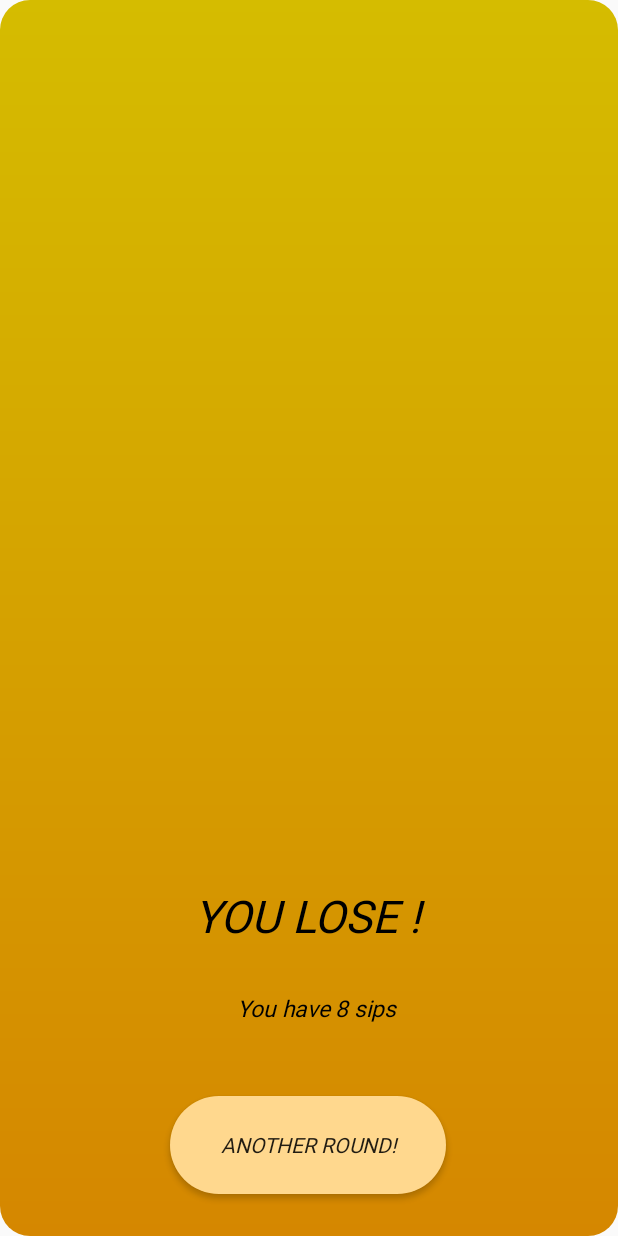
After one commit to Term164/RNG_Drinks, an Android app: the layout activity_pop.xml on its own in the app's theme, with its tools: preview values and no code run, on a phone screen of 412 x 824 dp. The commit adds this screen. Run offline under Robolectric (Android 15) with nearby library versions, the phone set to English and light mode, and no system bars; Roboto replaces fonts that are not available here.

Commit message:
Added the popup on lose
Signed-off-by: Jani Banigev <jani.bangiev@gmail.com>

```diff
--- /dev/null
+++ b/app/src/main/res/drawable/pop_bg.xml
@@ -0,0 +1,12 @@
+<?xml version="1.0" encoding="utf-8"?>
+<shape xmlns:android="http://schemas.android.com/apk/res/android">
+    <gradient
+        android:startColor="#D5BC00"
+        android:endColor="#d58700"
+        android:angle="270"
+        />
+
+    <corners
+        android:radius="20dp"
+        />
+</shape>
--- /dev/null
+++ b/app/src/main/res/layout/activity_pop.xml
@@ -0,0 +1,70 @@
+<?xml version="1.0" encoding="utf-8"?>
+<androidx.constraintlayout.widget.ConstraintLayout xmlns:android="http://schemas.android.com/apk/res/android"
+    xmlns:app="http://schemas.android.com/apk/res-auto"
+    xmlns:tools="http://schemas.android.com/tools"
+    android:layout_width="match_parent"
+    android:layout_height="match_parent"
+    android:background="@drawable/pop_bg"
+    tools:context=".PopActivity">
+
+    <Button
+        android:id="@+id/close_btn"
+        android:layout_width="184dp"
+        android:layout_height="65dp"
+        android:layout_marginBottom="28dp"
+        android:background="@drawable/custom_button"
+        android:fontFamily="@font/custom_font"
+        android:text="Another round!"
+        android:textStyle="italic"
+        app:layout_constraintBottom_toBottomOf="parent"
+        app:layout_constraintEnd_toEndOf="parent"
+        app:layout_constraintHorizontal_bias="0.497"
+        app:layout_constraintStart_toStartOf="parent" />
+
+    <TextView
+        android:id="@+id/sips_text"
+        android:layout_width="348dp"
+        android:layout_height="33dp"
+        android:layout_marginBottom="4dp"
+        android:fontFamily="@font/custom_font"
+        android:text="You have 8 sips"
+        android:textAlignment="center"
+        android:textColor="#000000"
+        android:textSize="15sp"
+        android:textStyle="italic"
+        app:layout_constraintBottom_toTopOf="@+id/endMessage"
+        app:layout_constraintEnd_toEndOf="parent"
+        app:layout_constraintHorizontal_bias="0.571"
+        app:layout_constraintStart_toStartOf="parent" />
+
+    <TextView
+        android:id="@+id/endMessage"
+        android:layout_width="339dp"
+        android:layout_height="20dp"
+        android:layout_marginBottom="12dp"
+        android:fontFamily="@font/custom_font"
+        android:textAlignment="center"
+        android:textColor="#000000"
+        android:textSize="7sp"
+        android:textStyle="italic"
+        app:layout_constraintBottom_toTopOf="@+id/close_btn"
+        app:layout_constraintEnd_toEndOf="parent"
+        app:layout_constraintStart_toStartOf="parent" />
+
+    <TextView
+        android:id="@+id/textView4"
+        android:layout_width="360dp"
+        android:layout_height="59dp"
+        android:fontFamily="@font/custom_font"
+        android:text="YOU LOSE !"
+        android:textAlignment="center"
+        android:textColor="#000000"
+        android:textSize="30sp"
+        android:textStyle="italic"
+        app:layout_constraintBottom_toTopOf="@+id/sips_text"
+        app:layout_constraintEnd_toEndOf="parent"
+        app:layout_constraintHorizontal_bias="0.478"
+        app:layout_constraintStart_toStartOf="parent"
+        app:layout_constraintTop_toTopOf="parent"
+        app:layout_constraintVertical_bias="0.98" />
+</androidx.constraintlayout.widget.ConstraintLayout>
--- a/app/src/main/res/values/styles.xml
+++ b/app/src/main/res/values/styles.xml
@@ -19,4 +19,9 @@
         <item name="android:background">@color/black_overlay</item>
     </style>
 
+    <style name="AppTheme.PopMe">
+        <item name="android:windowIsTranslucent">true</item>
+        <item name="android:windowBackground">@android:color/transparent</item>
+    </style>
+
 </resources>
```
Also changed, not shown: app/src/main/AndroidManifest.xml (+19 -6 lines), app/src/main/java/com/example/randomdrinks/MainActivity.java (+32 -33 lines), app/src/main/java/com/example/randomdrinks/PopActivity.java (added, +68 -0 lines), app/src/main/res/layout/activity_main.xml (+0 -26 lines).
